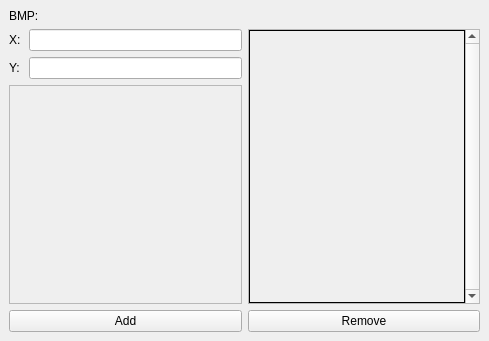
First picture: the form in tools/mapcreator/bmpwindow.ui, repository dwyanepolinski/GameEngine, before the edit.
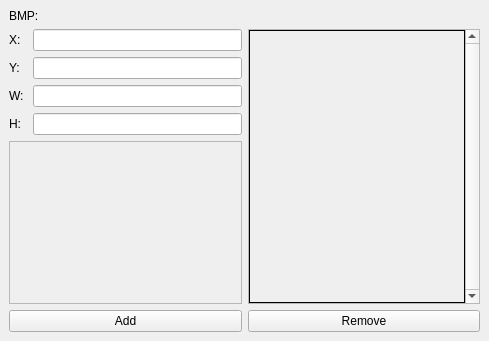
Second picture: the form after the edit. Custom widgets are drawn as their Qt base class.

```diff
--- a/tools/mapcreator/bmpwindow.ui
+++ b/tools/mapcreator/bmpwindow.ui
@@ -65,7 +65,7 @@
            <number>0</number>
           </property>
           <item row="0" column="0">
-           <widget class="QLabel" name="bmp">
+           <widget class="QTileSelector" name="bmp">
             <property name="mouseTracking">
              <bool>false</bool>
             </property>
@@ -85,26 +85,46 @@
        <layout class="QVBoxLayout" name="verticalLayout">
         <item>
          <layout class="QFormLayout" name="formLayout">
-          <item row="0" column="0">
+          <item row="1" column="0">
            <widget class="QLabel" name="label_2">
             <property name="text">
              <string>X:</string>
             </property>
            </widget>
           </item>
-          <item row="0" column="1">
+          <item row="1" column="1">
            <widget class="QLineEdit" name="lineEdit"/>
           </item>
-          <item row="1" column="0">
+          <item row="4" column="0">
            <widget class="QLabel" name="label_3">
             <property name="text">
              <string>Y: </string>
             </property>
            </widget>
           </item>
-          <item row="1" column="1">
+          <item row="4" column="1">
            <widget class="QLineEdit" name="lineEdit_2"/>
           </item>
+          <item row="5" column="0">
+           <widget class="QLabel" name="label_4">
+            <property name="text">
+             <string>W: </string>
+            </property>
+           </widget>
+          </item>
+          <item row="5" column="1">
+           <widget class="QLineEdit" name="lineEdit_3"/>
+          </item>
+          <item row="6" column="1">
+           <widget class="QLineEdit" name="lineEdit_4"/>
+          </item>
+          <item row="6" column="0">
+           <widget class="QLabel" name="label_5">
+            <property name="text">
+             <string>H: </string>
+            </property>
+           </widget>
+          </item>
          </layout>
         </item>
         <item>
@@ -118,7 +138,7 @@
              <x>0</x>
              <y>0</y>
              <width>228</width>
-             <height>189</height>
+             <height>103</height>
             </rect>
            </property>
           </widget>
@@ -149,6 +169,13 @@
    </layout>
   </widget>
  </widget>
+ <customwidgets>
+  <customwidget>
+   <class>QTileSelector</class>
+   <extends>QLabel</extends>
+   <header>qtileselector.h</header>
+  </customwidget>
+ </customwidgets>
  <resources/>
  <connections/>
 </ui>
```
